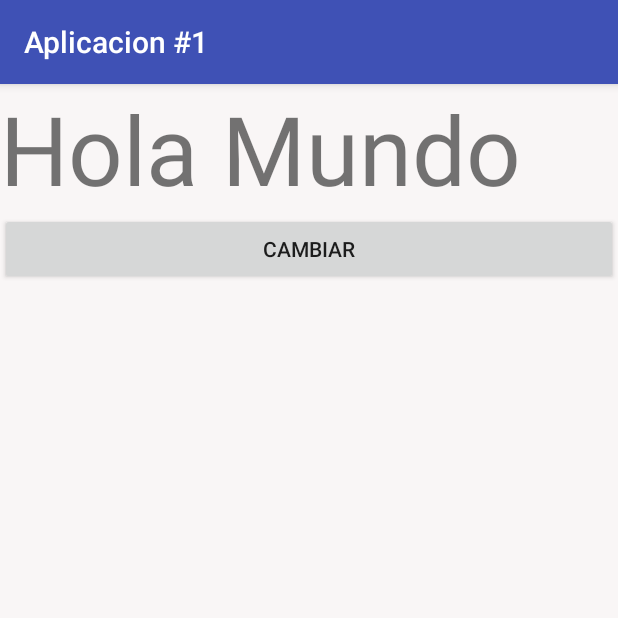
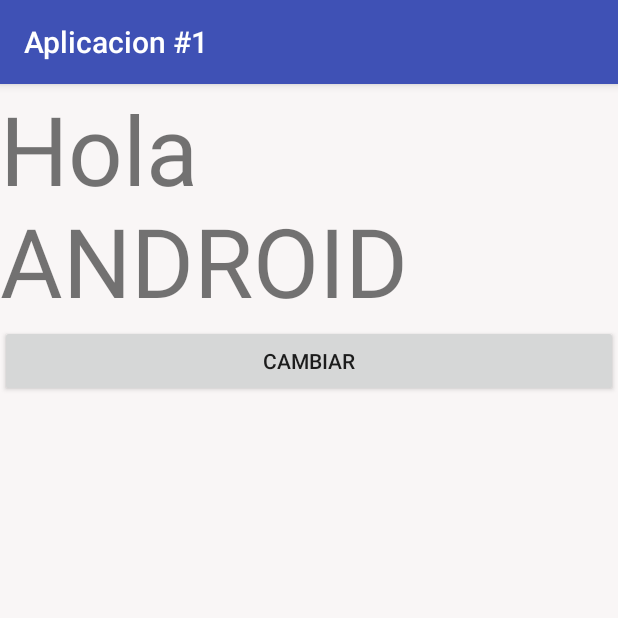
Before and after one commit to chovis2020/StudyJam_tarea_n, an Android app: the screen it shows after launch (MainActivity), on a phone screen of 412 x 824 dp, the top half of it. Run offline under Robolectric (Android 15) with nearby library versions, the phone set to English and light mode, and no system bars.

Commit message:
cambio de texto en el textView de activty_main

```diff
--- a/app/src/main/res/layout/activity_main.xml
+++ b/app/src/main/res/layout/activity_main.xml
@@ -11,7 +11,7 @@
         android:id="@+id/texto"
         android:layout_width="match_parent"
         android:layout_height="wrap_content"
-        android:text="Hola Mundo"
+        android:text="Hola ANDROID"
         android:textSize="64sp"/>
     <Button
         android:layout_width="match_parent"
```
